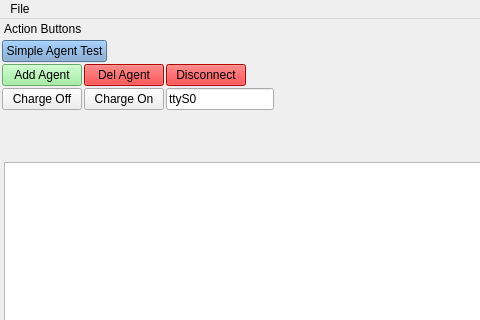
break11/AutoStorage, file App/AgentsManager/mainwindow.ui: the form before one commit; both pictures show x 0 to 480 and y 0 to 320 of the 1021 by 851 pixel window.
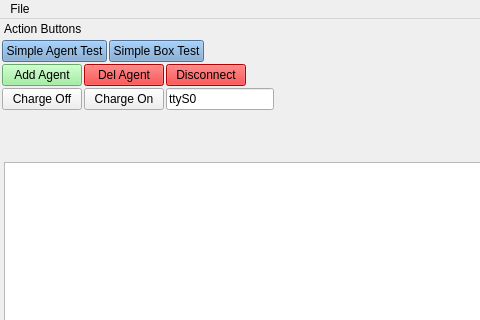
The form after the commit.

Commit message: Автотест с коробками в первом приближении.

```diff
--- a/App/AgentsManager/mainwindow.ui
+++ b/App/AgentsManager/mainwindow.ui
@@ -225,6 +225,32 @@
          </property>
         </widget>
        </item>
+       <item>
+        <widget class="QPushButton" name="btnSimpleBox_Test">
+         <property name="sizePolicy">
+          <sizepolicy hsizetype="Maximum" vsizetype="Fixed">
+           <horstretch>0</horstretch>
+           <verstretch>0</verstretch>
+          </sizepolicy>
+         </property>
+         <property name="styleSheet">
+          <string notr="true">  QPushButton {
+      background-color: rgb(114, 159, 207);
+  }
+
+  QPushButton:checked {
+	border:3px solid red;
+ border-radius:5px
+}</string>
+         </property>
+         <property name="text">
+          <string>Simple Box Test</string>
+         </property>
+         <property name="checkable">
+          <bool>true</bool>
+         </property>
+        </widget>
+       </item>
        <item>
         <spacer name="horizontalSpacer">
          <property name="orientation">
```
The commit also changes 1 other file.
